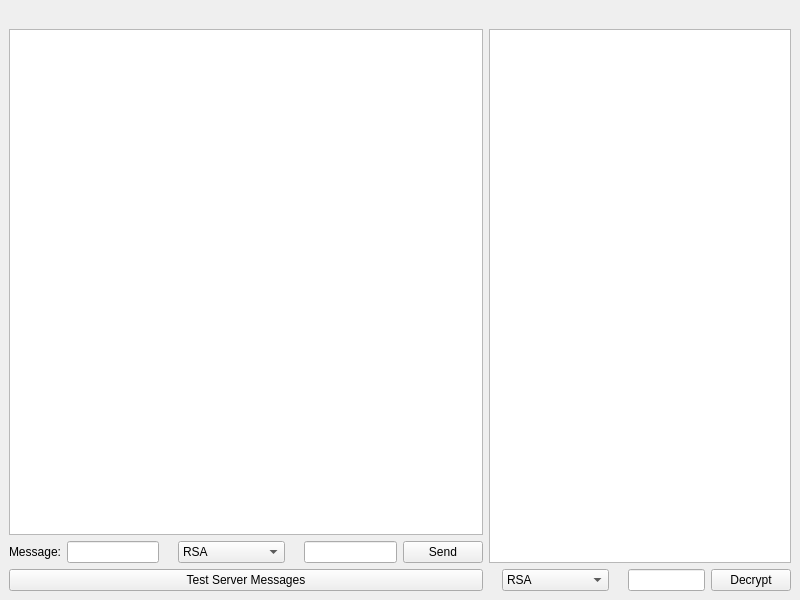
Old version of the form UserInterface/gui2.ui in the repository kevivois/CryptoProject.
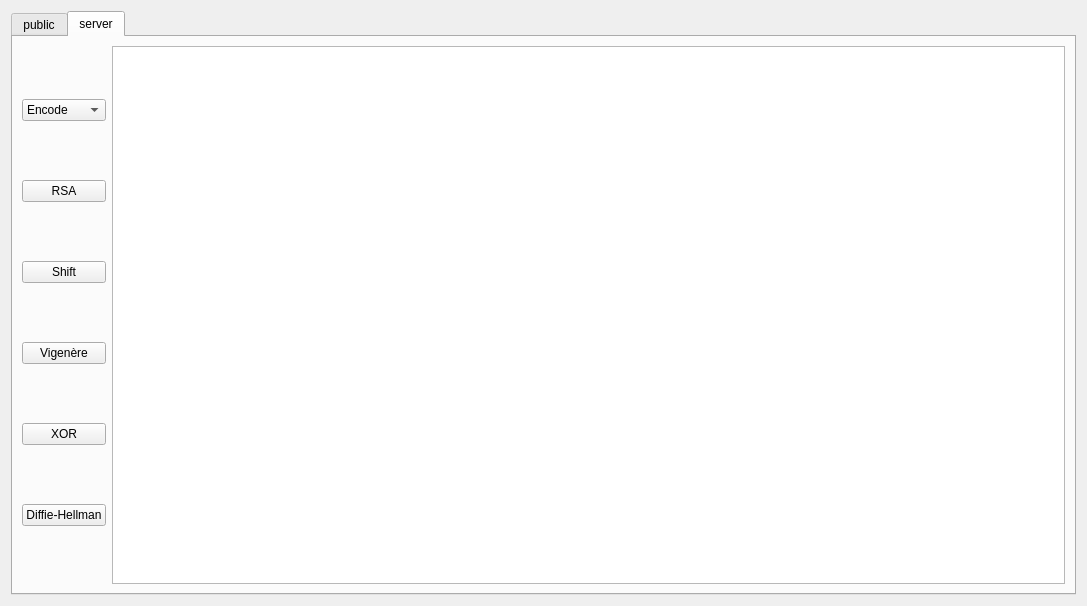
New version of the form.

Commit message: added public & private tab

Diff of the .ui file:
```diff
--- a/UserInterface/gui2.ui
+++ b/UserInterface/gui2.ui
@@ -6,21 +6,55 @@
    <rect>
     <x>0</x>
     <y>0</y>
-    <width>800</width>
-    <height>600</height>
+    <width>1087</width>
+    <height>606</height>
    </rect>
   </property>
   <property name="windowTitle">
    <string>Chat sécurisé</string>
   </property>
   <widget class="QWidget" name="centralwidget">
+   <property name="maximumSize">
+    <size>
+     <width>1087</width>
+     <height>606</height>
+    </size>
+   </property>
    <layout class="QHBoxLayout" name="horizontalLayout">
+    <item alignment="Qt::AlignHCenter|Qt::AlignVCenter">
+     <widget class="QTabWidget" name="tabWidget">
+      <property name="minimumSize">
+       <size>
+        <width>1065</width>
+        <height>584</height>
+       </size>
+      </property>
+      <property name="maximumSize">
+       <size>
+        <width>1065</width>
+        <height>590</height>
+       </size>
+      </property>
+      <property name="currentIndex">
+       <number>1</number>
+      </property>
+      <widget class="QWidget" name="tab">
+       <property name="maximumSize">
+        <size>
+         <width>1059</width>
+         <height>522</height>
+        </size>
+       </property>
+       <attribute name="title">
+        <string>public</string>
+       </attribute>
+       <layout class="QHBoxLayout" name="horizontalLayout_2">
     <item>
      <layout class="QVBoxLayout" name="verticalLayout">
       <item>
        <widget class="QLabel" name="label_sent">
         <property name="text">
-         <string><html><head/><body><p align="center"><span style=" font-size:12pt; font-weight:600; color:#007bff;">Send</span></p></body></html></string>
+             <string>Sent</string>
         </property>
        </widget>
       </item>
@@ -94,13 +128,6 @@
         </item>
        </layout>
       </item>
-      <item>
-       <widget class="QPushButton" name="pushButton_testServer">
-        <property name="text">
-         <string>Test Server Messages</string>
-        </property>
-       </widget>
-      </item>
      </layout>
     </item>
     <item>
@@ -120,7 +147,7 @@
         <item>
          <widget class="QLabel" name="label_decrypt">
           <property name="text">
-           <string><html><head/><body><p><span style=" font-size:12pt; font-weight:600; color:#007bff;">Decrypt :</span></p></body></html></string>
+               <string>decrypt</string>
           </property>
          </widget>
         </item>
@@ -156,7 +183,7 @@
         <item>
          <widget class="QLabel" name="label_decryptKey">
           <property name="text">
-           <string><html><head/><body><p><span style=" font-size:12pt; font-weight:600; color:#007bff;">Decryption Key :</span></p></body></html></string>
+               <string>Decryption Key</string>
           </property>
          </widget>
         </item>
@@ -173,6 +200,78 @@
        </layout>
       </item>
      </layout>
+        </item>
+       </layout>
+      </widget>
+      <widget class="QWidget" name="tab_2">
+   <attribute name="title">
+      <string>server</string>
+   </attribute>
+   <layout class="QHBoxLayout" name="horizontalLayout_5">
+      <item>
+         <layout class="QVBoxLayout" name="verticalLayout_3">
+            <item>
+               <widget class="QComboBox" name="comboBox_encodeDecode">
+                  <item>
+                     <property name="text">
+                        <string>Encode</string>
+                     </property>
+                  </item>
+                  <item>
+                     <property name="text">
+                        <string>Decode</string>
+                     </property>
+                  </item>
+               </widget>
+            </item>
+            <item>
+               <widget class="QPushButton" name="pushButton_RSA">
+                  <property name="text">
+                     <string>RSA</string>
+                  </property>
+               </widget>
+            </item>
+            <item>
+               <widget class="QPushButton" name="pushButton_shift">
+                  <property name="text">
+                     <string>Shift</string>
+                  </property>
+               </widget>
+            </item>
+            <item>
+               <widget class="QPushButton" name="pushButton_vigenere">
+                  <property name="text">
+                     <string>Vigenère</string>
+                  </property>
+               </widget>
+            </item>
+            <item>
+               <widget class="QPushButton" name="pushButton_xor">
+                  <property name="text">
+                     <string>XOR</string>
+                  </property>
+               </widget>
+            </item>
+            <item>
+               <widget class="QPushButton" name="pushButton_diffie">
+                  <property name="text">
+                     <string>Diffie-Hellman</string>
+                  </property>
+               </widget>
+            </item>
+         </layout>
+      </item>
+      <item>
+         <layout class="QVBoxLayout" name="verticalLayout_4">
+            <item>
+               <widget class="QListWidget" name="listWidget_serverMessages"/>
+            </item>
+         </layout>
+      </item>
+   </layout>
+</widget>
+
+     </widget>
     </item>
    </layout>
   </widget>
```
Left out of the diff: 11 changed lines with no effect on the pictures. Lines whose indentation alone changed are shown as unchanged. The commit also changes 5 other files.
